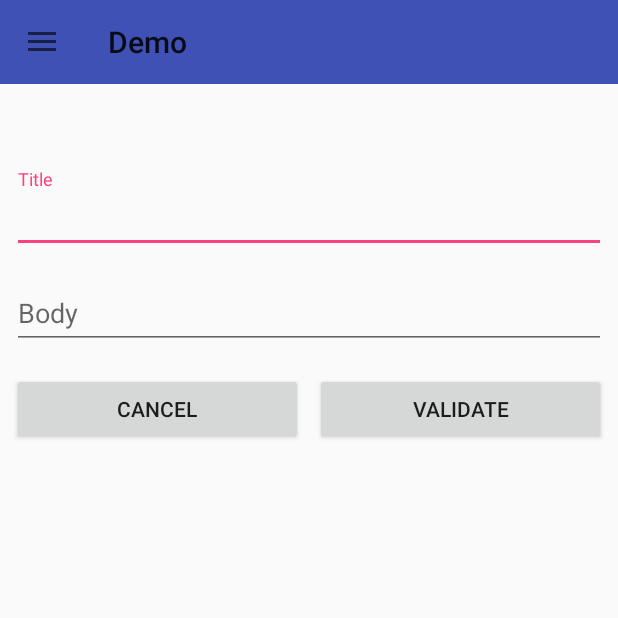
After one commit to MickaelBRENOIT/Demo, an Android app: the AddOrModifyPostActivity screen opened directly, with no data from a screen before it, on a phone screen of 412 x 824 dp, the top half of it. The commit adds this screen. Run offline under Robolectric (Android 15) with nearby library versions, the phone set to English and light mode, and no system bars; our stand-ins replace ButterKnife.

Commit message:
>Add a Post< view has been added.

```diff
--- a/app/src/main/AndroidManifest.xml
+++ b/app/src/main/AndroidManifest.xml
@@ -24,7 +24,8 @@
         <activity
             android:name=".FragmentActivity"
             android:label="@string/title_activity_fragment" />
-        <!--<activity android:name=".NavigationDrawerActivity"></activity>-->
+        <!-- <activity android:name=".NavigationDrawerActivity"></activity> -->
+        <activity android:name=".AddOrModifyPostActivity"></activity>
     </application>
 
 </manifest>
--- /dev/null
+++ b/app/src/main/java/com/mickaelbrenoit/demo/AddOrModifyPostActivity.java
@@ -0,0 +1,71 @@
+package com.mickaelbrenoit.demo;
+
+import android.content.Intent;
+import android.os.Bundle;
+import android.support.annotation.Nullable;
+import android.support.design.widget.TextInputEditText;
+import android.support.design.widget.TextInputLayout;
+import android.view.View;
+import android.widget.TextView;
+import android.widget.Toast;
+
+import com.mickaelbrenoit.demo.database.model.Post;
+
+import butterknife.BindView;
+import butterknife.ButterKnife;
+import butterknife.OnClick;
+import butterknife.Optional;
+
+import static com.mickaelbrenoit.demo.RequestCode.PUT_EXTRA_OBJECT_POST;
+import static com.mickaelbrenoit.demo.RequestCode.PUT_EXTRA_TITLE_POST;
+
+public class AddOrModifyPostActivity extends NavigationDrawerActivity {
+
+    @Nullable
+    @BindView(R.id.textView_title_post_activity)
+    TextView textView_title_post_activity;
+
+    @Nullable
+    @BindView(R.id.textInputLayout_title_post_object)
+    TextInputLayout textInputLayout_title_post_object;
+    @Nullable
+    @BindView(R.id.textInputEditText_title_post_object)
+    TextInputEditText textInputEditText_title_post_object;
+
+    @Nullable
+    @BindView(R.id.textInputLayout_body_post_object)
+    TextInputLayout textInputLayout_body_post_object;
+    @Nullable
+    @BindView(R.id.textInputEditText_body_post_object)
+    TextInputEditText textInputEditText_body_post_object;
+
+    Post post;
+
+    @Override
+    protected void onCreate(Bundle savedInstanceState) {
+        super.onCreate(savedInstanceState);
+        setContentView(R.layout.activity_add_or_modify_post);
+
+        ButterKnife.bind(this);
+
+        Intent intent = getIntent();
+        String title = intent.getStringExtra(PUT_EXTRA_TITLE_POST);
+        textView_title_post_activity.setText(title);
+        if (intent.getParcelableExtra(PUT_EXTRA_OBJECT_POST) != null) {
+            // TODO retrieve the post
+        }
+
+    }
+
+    @Optional
+    @OnClick(R.id.button_validate_post)
+    public void validatePost(View v) {
+        Toast.makeText(getApplicationContext(), "Validate", Toast.LENGTH_LONG).show();
+    }
+
+    @Optional
+    @OnClick(R.id.button_cancel_post)
+    public void cancelPost(View v) {
+        Toast.makeText(getApplicationContext(), "Cancel", Toast.LENGTH_LONG).show();
+    }
+}
--- a/app/src/main/java/com/mickaelbrenoit/demo/RequestCode.java
+++ b/app/src/main/java/com/mickaelbrenoit/demo/RequestCode.java
@@ -3,4 +3,8 @@ package com.mickaelbrenoit.demo;
 public class RequestCode {
 
     public static final String PUT_EXTRA_USER_LOGGED = "USER_LOGGED";
+    public static final String PUT_EXTRA_TITLE_POST = "TITLE";
+    public static final String PUT_EXTRA_OBJECT_POST = "OBJECT_POST";
+
+    public static final int RESULT_CODE_ADD_POST = 1;
 }
--- a/app/src/main/java/com/mickaelbrenoit/demo/fragment/PostFragment.java
+++ b/app/src/main/java/com/mickaelbrenoit/demo/fragment/PostFragment.java
@@ -1,5 +1,6 @@
 package com.mickaelbrenoit.demo.fragment;
 
+import android.content.Intent;
 import android.os.AsyncTask;
 import android.os.Bundle;
 import android.support.annotation.NonNull;
@@ -13,6 +14,7 @@ import android.view.LayoutInflater;
 import android.view.View;
 import android.view.ViewGroup;
 
+import com.mickaelbrenoit.demo.AddOrModifyPostActivity;
 import com.mickaelbrenoit.demo.R;
 import com.mickaelbrenoit.demo.adapter.ListPostsAdapter;
 import com.mickaelbrenoit.demo.api.JsonApi;
@@ -26,13 +28,17 @@ import java.util.List;
 
 import butterknife.BindView;
 import butterknife.ButterKnife;
+import butterknife.OnClick;
+import butterknife.Optional;
 import retrofit2.Call;
 import retrofit2.Callback;
 import retrofit2.Response;
 import retrofit2.Retrofit;
 import retrofit2.converter.gson.GsonConverterFactory;
 
+import static com.mickaelbrenoit.demo.RequestCode.PUT_EXTRA_TITLE_POST;
 import static com.mickaelbrenoit.demo.RequestCode.PUT_EXTRA_USER_LOGGED;
+import static com.mickaelbrenoit.demo.RequestCode.RESULT_CODE_ADD_POST;
 import static com.mickaelbrenoit.demo.api.JsonApi.BASE_URL;
 
 public class PostFragment extends Fragment {
@@ -130,4 +136,12 @@ public class PostFragment extends Fragment {
             return null;
         }
     }
+
+    @Optional
+    @OnClick(R.id.button_add_post)
+    public void addPost(View v) {
+        Intent intent = new Intent(getActivity(), AddOrModifyPostActivity.class);
+        intent.putExtra(PUT_EXTRA_TITLE_POST, getString(R.string.button_add_post));
+        startActivityForResult(intent, RESULT_CODE_ADD_POST);
+    }
 }
--- /dev/null
+++ b/app/src/main/res/layout/activity_add_or_modify_post.xml
@@ -0,0 +1,83 @@
+<?xml version="1.0" encoding="utf-8"?>
+<android.support.constraint.ConstraintLayout xmlns:android="http://schemas.android.com/apk/res/android"
+    xmlns:app="http://schemas.android.com/apk/res-auto"
+    xmlns:tools="http://schemas.android.com/tools"
+    android:layout_width="match_parent"
+    android:layout_height="match_parent"
+    tools:context=".AddOrModifyPostActivity">
+
+    <TextView
+        android:id="@+id/textView_title_post_activity"
+        android:layout_width="wrap_content"
+        android:layout_height="wrap_content"
+        android:layout_marginEnd="8dp"
+        android:layout_marginStart="8dp"
+        android:layout_marginTop="8dp"
+        android:textSize="24sp"
+        app:layout_constraintEnd_toEndOf="parent"
+        app:layout_constraintStart_toStartOf="parent"
+        app:layout_constraintTop_toTopOf="parent" />
+
+    <android.support.design.widget.TextInputLayout
+        android:id="@+id/textInputLayout_title_post_object"
+        android:layout_width="match_parent"
+        android:layout_height="wrap_content"
+        android:layout_marginEnd="8dp"
+        android:layout_marginStart="8dp"
+        android:layout_marginTop="16dp"
+        app:layout_constraintEnd_toEndOf="parent"
+        app:layout_constraintStart_toStartOf="parent"
+        app:layout_constraintTop_toBottomOf="@+id/textView_title_post_activity">
+
+        <android.support.design.widget.TextInputEditText
+            android:id="@+id/textInputEditText_title_post_object"
+            android:layout_width="match_parent"
+            android:layout_height="wrap_content"
+            android:hint="@string/title_post" />
+
+    </android.support.design.widget.TextInputLayout>
+
+    <android.support.design.widget.TextInputLayout
+        android:id="@+id/textInputLayout_body_post_object"
+        android:layout_width="match_parent"
+        android:layout_height="wrap_content"
+        android:layout_marginEnd="8dp"
+        android:layout_marginStart="8dp"
+        android:layout_marginTop="8dp"
+        app:layout_constraintEnd_toEndOf="parent"
+        app:layout_constraintStart_toStartOf="parent"
+        app:layout_constraintTop_toBottomOf="@+id/textInputLayout_title_post_object">
+
+        <android.support.design.widget.TextInputEditText
+            android:id="@+id/textInputEditText_body_post_object"
+            android:layout_width="match_parent"
+            android:layout_height="wrap_content"
+            android:inputType="textMultiLine"
+            android:hint="@string/body_post" />
+    </android.support.design.widget.TextInputLayout>
+
+    <Button
+        android:id="@+id/button_validate_post"
+        android:layout_width="0dp"
+        android:layout_height="wrap_content"
+        android:layout_marginEnd="8dp"
+        android:layout_marginStart="4dp"
+        android:layout_marginTop="16dp"
+        android:text="@string/button_validate"
+        app:layout_constraintEnd_toEndOf="parent"
+        app:layout_constraintHorizontal_bias="0.5"
+        app:layout_constraintStart_toEndOf="@+id/button_cancel_post"
+        app:layout_constraintTop_toBottomOf="@+id/textInputLayout_body_post_object" />
+
+    <Button
+        android:id="@+id/button_cancel_post"
+        android:layout_width="0dp"
+        android:layout_height="wrap_content"
+        android:layout_marginEnd="4dp"
+        android:layout_marginStart="8dp"
+        android:text="@string/button_cancel"
+        app:layout_constraintBaseline_toBaselineOf="@+id/button_validate_post"
+        app:layout_constraintEnd_toStartOf="@+id/button_validate_post"
+        app:layout_constraintHorizontal_bias="0.5"
+        app:layout_constraintStart_toStartOf="parent" />
+</android.support.constraint.ConstraintLayout>
--- a/app/src/main/res/menu/navigation.xml
+++ b/app/src/main/res/menu/navigation.xml
@@ -4,7 +4,7 @@
     <item
         android:id="@+id/navigation_post"
         android:icon="@drawable/ic_home_black_24dp"
-        android:title="@string/title_post" />
+        android:title="@string/title_my_posts" />
 
     <item
         android:id="@+id/navigation_dashboard"
--- a/app/src/main/res/values/strings.xml
+++ b/app/src/main/res/values/strings.xml
@@ -6,10 +6,10 @@
     <string name="username_check_empty">Username can\'t be empty !</string>
     <string name="password_check_empty">Password can\'t be empty !</string>
     <string name="title_activity_fragment">FragmentActivity</string>
-    <string name="title_post">My Posts</string>
+    <string name="title_my_posts">My Posts</string>
     <string name="title_dashboard">Dashboard</string>
     <string name="title_notifications">Notifications</string>
-    <string name="button_add_post">Add a post</string>
+    <string name="button_add_post">Add a Post</string>
     <string name="display_content_post">display content</string>
     <string name="languages_menu">Languages</string>
     <string name="english_menu">English</string>
@@ -18,4 +18,8 @@
     <string name="clear_database_menu">Clear Database</string>
     <string name="logout_menu">Logout</string>
     <string name="welcome_header">Welcome</string>
+    <string name="title_post">Title</string>
+    <string name="body_post">Body</string>
+    <string name="button_validate">Validate</string>
+    <string name="button_cancel">Cancel</string>
 </resources>
```
